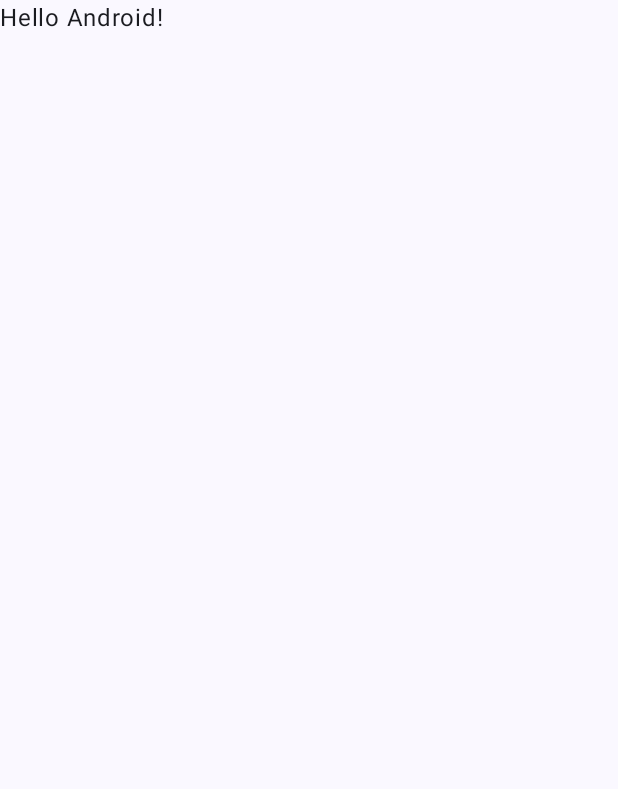
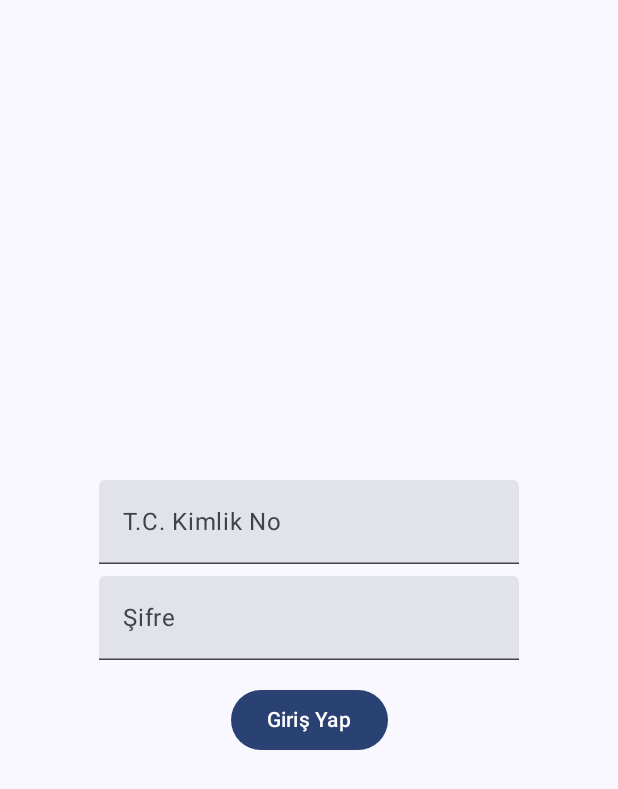
Before and after one commit to esraac/MedSes, an Android app built with Jetpack Compose: the screen it shows after launch (MainActivity), on a phone screen of 412 x 824 dp. Before the commit the part shown is almost empty. Shown: the top 789 px of the screen. Run offline under Robolectric (Android 15) with nearby library versions, the light colour scheme and no system bars.

Commit message:
Yapı oluşturuldu

```diff
--- a/app/build.gradle.kts
+++ b/app/build.gradle.kts
@@ -59,6 +59,9 @@ dependencies {
     implementation(libs.androidx.ui.graphics)
     implementation(libs.androidx.ui.tooling.preview)
     implementation(libs.androidx.material3)
+    implementation("androidx.lifecycle:lifecycle-viewmodel-compose:2.6.2")
+    implementation(libs.androidx.navigation.compose)
+    implementation(libs.ads.mobile.sdk)
     testImplementation(libs.junit)
     androidTestImplementation(libs.androidx.junit)
     androidTestImplementation(libs.androidx.espresso.core)
--- a/app/src/main/java/com/esrac/medses/MainActivity.kt
+++ b/app/src/main/java/com/esrac/medses/MainActivity.kt
@@ -7,10 +7,16 @@ import androidx.activity.enableEdgeToEdge
 import androidx.compose.foundation.layout.fillMaxSize
 import androidx.compose.foundation.layout.padding
 import androidx.compose.material3.Scaffold
-import androidx.compose.material3.Text
 import androidx.compose.runtime.Composable
 import androidx.compose.ui.Modifier
-import androidx.compose.ui.tooling.preview.Preview
+import androidx.lifecycle.viewmodel.compose.viewModel
+import androidx.navigation.compose.NavHost
+import androidx.navigation.compose.composable
+import androidx.navigation.compose.rememberNavController
+import com.esrac.medses.ui.theme.Dashboard.DashboardScreen
+import com.esrac.medses.ui.theme.Dashboard.DashboardViewModel
+import com.esrac.medses.ui.theme.Login.LoginScreen
+import com.esrac.medses.ui.theme.Login.LoginViewModel
 import com.esrac.medses.ui.theme.MedSesTheme
 
 class MainActivity : ComponentActivity() {
@@ -19,29 +25,35 @@ class MainActivity : ComponentActivity() {
         enableEdgeToEdge()
         setContent {
             MedSesTheme {
-                Scaffold(modifier = Modifier.fillMaxSize()) { innerPadding ->
-                    Greeting(
-                        name = "Android",
-                        modifier = Modifier.padding(innerPadding)
-                    )
-                }
+                MedSesApp()
             }
         }
     }
 }
 
 @Composable
-fun Greeting(name: String, modifier: Modifier = Modifier) {
-    Text(
-        text = "Hello $name!",
-        modifier = modifier
-    )
-}
+fun MedSesApp() {
+    val navController = rememberNavController()
 
-@Preview(showBackground = true)
-@Composable
-fun GreetingPreview() {
-    MedSesTheme {
-        Greeting("Android")
+    Scaffold(modifier = Modifier.fillMaxSize()) { innerPadding ->
+        NavHost(
+            navController = navController,
+            startDestination = "login",
+            modifier = Modifier.fillMaxSize()
+                .padding(innerPadding)
+        ) {
+            composable("login") {
+                val loginViewModel: LoginViewModel = viewModel()
+                LoginScreen(
+                    viewModel = loginViewModel,
+                    onLoginSuccess = { navController.navigate("dashboard") }
+                )
+            }
+
+            composable("dashboard") {
+                val dashboardViewModel: DashboardViewModel = viewModel()
+                DashboardScreen(viewModel = dashboardViewModel)
+            }
+        }
     }
 }
--- /dev/null
+++ b/app/src/main/java/com/esrac/medses/ui/theme/Appointment/AppointmentSummaryScreen.kt
@@ -0,0 +1 @@
+package com.esrac.medses.ui.theme.Appointment
--- /dev/null
+++ b/app/src/main/java/com/esrac/medses/ui/theme/Appointment/AppointmentViewModel.kt
@@ -0,0 +1,4 @@
+package com.esrac.medses.ui.theme.Appointment
+
+class AppointmentViewModel {
+}
--- /dev/null
+++ b/app/src/main/java/com/esrac/medses/ui/theme/Clinic/ClinicSelectionScreen.kt
@@ -0,0 +1 @@
+package com.esrac.medses.ui.theme.Clinic
--- /dev/null
+++ b/app/src/main/java/com/esrac/medses/ui/theme/Clinic/ClinicViewModel.kt
@@ -0,0 +1,4 @@
+package com.esrac.medses.ui.theme.Clinic
+
+class ClinicViewModel {
+}
--- /dev/null
+++ b/app/src/main/java/com/esrac/medses/ui/theme/Login/LoginScreen.kt
@@ -0,0 +1,56 @@
+package com.esrac.medses.ui.theme.Login
+
+import androidx.compose.foundation.layout.Arrangement
+import androidx.compose.foundation.layout.Column
+import androidx.compose.foundation.layout.Spacer
+import androidx.compose.foundation.layout.fillMaxSize
+import androidx.compose.foundation.layout.height
+import androidx.compose.foundation.layout.padding
+import androidx.compose.material3.Button
+import androidx.compose.material3.Text
+import androidx.compose.material3.TextField
+import androidx.compose.runtime.Composable
+import androidx.compose.runtime.getValue
+import androidx.lifecycle.viewmodel.compose.viewModel
+import androidx.compose.runtime.mutableStateOf
+import androidx.compose.runtime.remember
+import androidx.compose.runtime.setValue
+import androidx.compose.ui.Alignment
+import androidx.compose.ui.Modifier
+import androidx.compose.ui.text.input.PasswordVisualTransformation
+import androidx.compose.ui.unit.dp
+
+@Composable
+fun LoginScreen(
+    viewModel: LoginViewModel = viewModel(),
+    onLoginSuccess: () -> Unit
+) {
+    var tcNo by remember { mutableStateOf("") }
+    var password by remember { mutableStateOf("") }
+
+    Column(
+        modifier = Modifier.fillMaxSize().padding(16.dp),
+        verticalArrangement = Arrangement.Center,
+        horizontalAlignment = Alignment.CenterHorizontally
+    ) {
+        TextField(
+            value = tcNo,
+            onValueChange = { tcNo = it },
+            label = { Text(text = "T.C. Kimlik No") }
+        )
+        Spacer(modifier = Modifier.height(8.dp))
+        TextField(
+            value = password,
+            onValueChange = { password = it },
+            label = { Text("Şifre") },
+            visualTransformation = PasswordVisualTransformation()
+        )
+        Spacer(modifier = Modifier.height(16.dp))
+        Button(onClick = {
+            viewModel.login(tcNo, password)
+            if (viewModel.loginState) onLoginSuccess()
+        }) {
+            Text("Giriş Yap")
+        }
+    }
+}
--- /dev/null
+++ b/app/src/main/java/com/esrac/medses/ui/theme/Login/LoginViewModel.kt
@@ -0,0 +1,15 @@
+package com.esrac.medses.ui.theme.Login
+
+import androidx.compose.runtime.getValue
+import androidx.compose.runtime.mutableStateOf
+import androidx.compose.runtime.setValue
+import androidx.lifecycle.ViewModel
+
+class LoginViewModel : ViewModel() {
+    var loginState by mutableStateOf(false)
+        private set
+
+    fun login(tcNo: String, password: String) {
+        loginState = (tcNo == "12345678901" && password == "1234")
+    }
+}
--- /dev/null
+++ b/app/src/main/java/com/esrac/medses/ui/theme/Profile/ProfileScreen.kt
@@ -0,0 +1 @@
+package com.esrac.medses.ui.theme.Profile
--- /dev/null
+++ b/app/src/main/java/com/esrac/medses/ui/theme/Profile/ProfileViewModel.kt
@@ -0,0 +1,4 @@
+package com.esrac.medses.ui.theme.Profile
+
+class ProfileViewModel {
+}
--- /dev/null
+++ b/app/src/main/java/com/esrac/medses/ui/theme/Profile/SettingsScreen.kt
@@ -0,0 +1 @@
+package com.esrac.medses.ui.theme.Profile
--- /dev/null
+++ b/app/src/main/java/com/esrac/medses/ui/theme/Voice/VoiceSymptomScreen.kt
@@ -0,0 +1 @@
+package com.esrac.medses.ui.theme.Voice
--- /dev/null
+++ b/app/src/main/java/com/esrac/medses/ui/theme/Voice/VoiceSymptomViewModel.kt
@@ -0,0 +1,4 @@
+package com.esrac.medses.ui.theme.Voice
+
+class VoiceSymptomViewModel {
+}
--- a/gradle/libs.versions.toml
+++ b/gradle/libs.versions.toml
@@ -8,6 +8,8 @@ espressoCore = "3.7.0"
 lifecycleRuntimeKtx = "2.9.4"
 activityCompose = "1.11.0"
 composeBom = "2024.04.01"
+navigationCompose = "2.9.5"
+adsMobileSdk = "0.21.0-beta01"
 
 [libraries]
 androidx-core-ktx = { group = "androidx.core", name = "core-ktx", version.ref = "coreKtx" }
@@ -24,6 +26,8 @@ androidx-ui-tooling-preview = { group = "androidx.compose.ui", name = "ui-toolin
 androidx-ui-test-manifest = { group = "androidx.compose.ui", name = "ui-test-manifest" }
 androidx-ui-test-junit4 = { group = "androidx.compose.ui", name = "ui-test-junit4" }
 androidx-material3 = { group = "androidx.compose.material3", name = "material3" }
+androidx-navigation-compose = { group = "androidx.navigation", name = "navigation-compose", version.ref = "navigationCompose" }
+ads-mobile-sdk = { group = "com.google.android.libraries.ads.mobile.sdk", name = "ads-mobile-sdk", version.ref = "adsMobileSdk" }
 
 [plugins]
 android-application = { id = "com.android.application", version.ref = "agp" }
```
Also changed, not shown: app/src/main/java/com/esrac/medses/Model/Appointment.kt (added, +10 -0 lines), app/src/main/java/com/esrac/medses/Model/Clinic.kt (added, +8 -0 lines), app/src/main/java/com/esrac/medses/Model/User.kt (added, +9 -0 lines), app/src/main/java/com/esrac/medses/Navigation/Navigation.kt (added, +24 -0 lines), app/src/main/java/com/esrac/medses/ui/theme/Dashboard/DashboardScreen.kt (added, +65 -0 lines), app/src/main/java/com/esrac/medses/ui/theme/Dashboard/DashboardViewModel.kt (added, +25 -0 lines).
